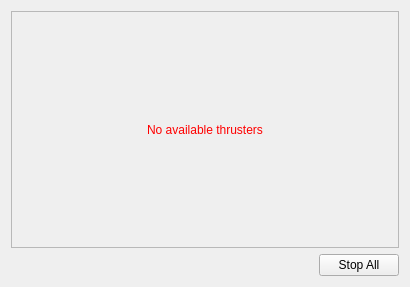
Before: the Qt Designer form uf_rqt_plugins/src/uf_rqt_plugins/thrusterplugin.ui in uf-mil-archive/software-common, drawn with Qt 5.
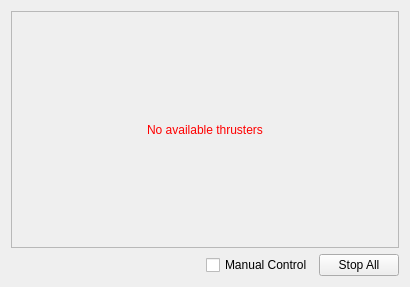
After: the same form once the commit is applied.

Commit message: uf_rqt_plugins: Thruster plugin can toggle between view and manual control mode.

```diff
--- a/uf_rqt_plugins/src/uf_rqt_plugins/thrusterplugin.ui
+++ b/uf_rqt_plugins/src/uf_rqt_plugins/thrusterplugin.ui
@@ -57,6 +57,16 @@
        </property>
       </spacer>
      </item>
+     <item>
+      <widget class="QCheckBox" name="manualControlCheckBox">
+       <property name="toolTip">
+        <string extracomment="Allows control of thrusters by the sliders"/>
+       </property>
+       <property name="text">
+        <string>Manual Control</string>
+       </property>
+      </widget>
+     </item>
      <item>
       <widget class="QPushButton" name="stopAllButton">
        <property name="text">
```
The commit also changes 2 other files.
